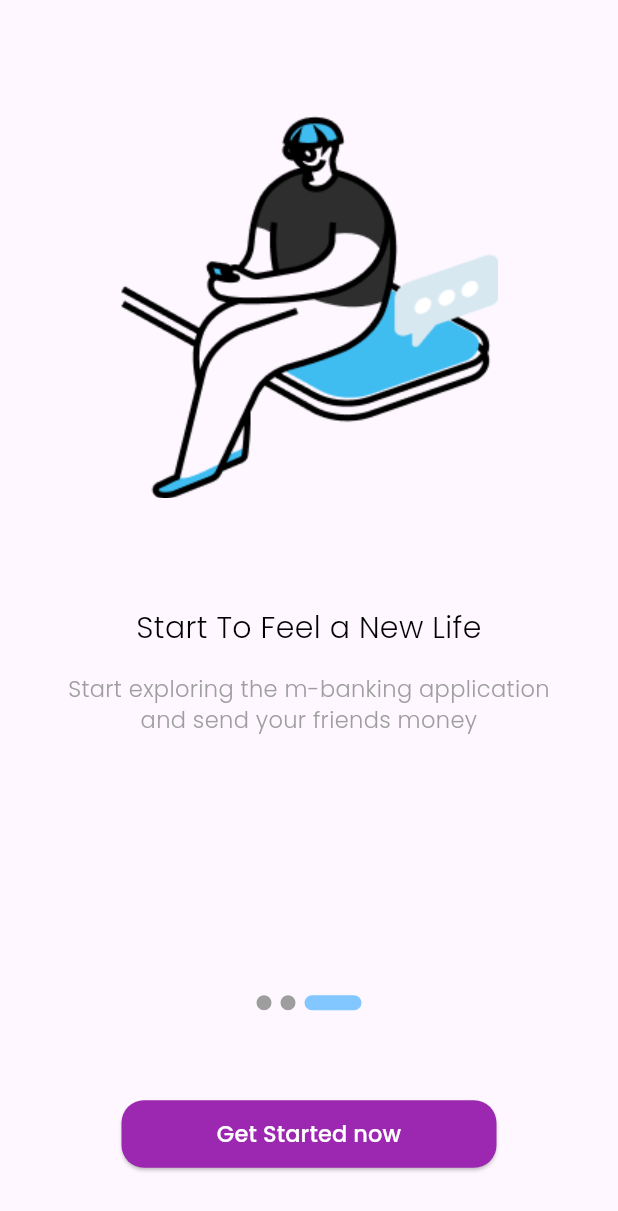
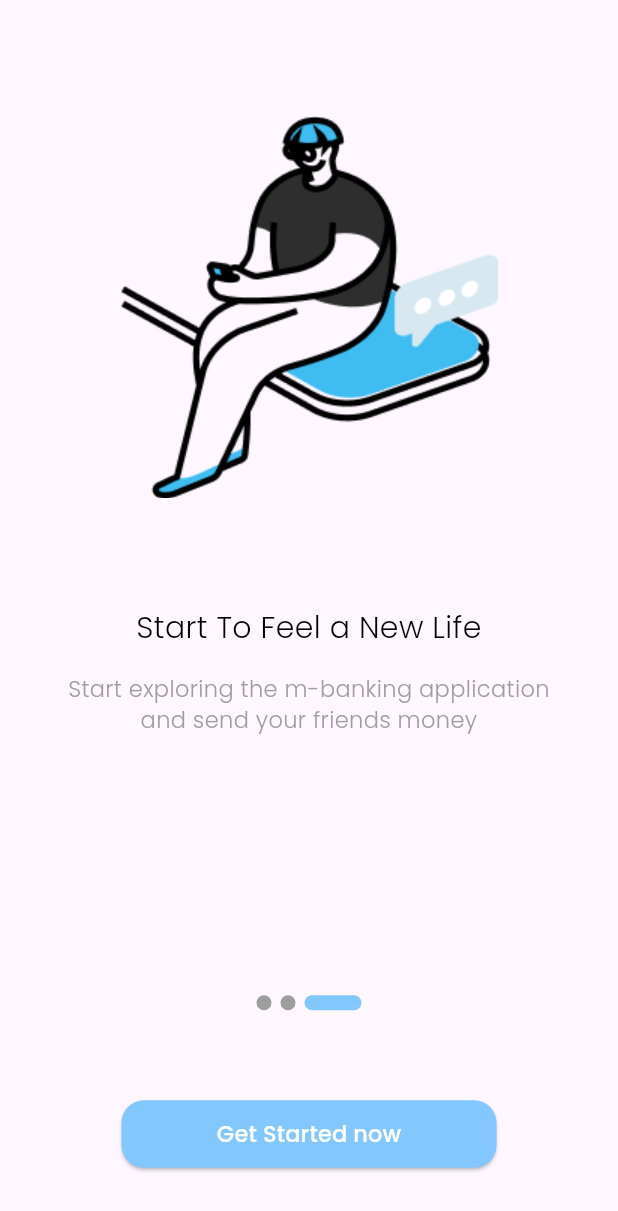
Before and after one commit to Royhan2123/Aplikasi-Mbanking, a Flutter app: the screen it shows after launch, after a tap on "Skip", on a phone screen of 412 x 824 dp. Shown: the top 1211 px of the screen. Run offline on Flutter 3.47's test engine with Material 3 defaults, Android fonts, the phone set to English and light mode, and no system bars; drawn by our look-alikes of smooth_page_indicator; our stand-ins replace animate_do, google_fonts, lottie.

Commit message:
add lottie

```diff
--- a/lib/models/carou_items_model.dart
+++ b/lib/models/carou_items_model.dart
@@ -12,17 +12,17 @@ class CarouItemsModel {
 
 List<CarouItemsModel> listOfItem = [
   CarouItemsModel(
-    img: "assets/onBoarding1.png",
+    img: "assets/images/onBoarding1.png",
     title: "To Build a Better Country",
     subTitle: "Our system is helping yo to\nachieve a better goal",
   ),
   CarouItemsModel(
-    img: "assets/onBoarding2.png",
+    img: "assets/images/onBoarding2.png",
     title: "To Build a Good Portfolio",
     subTitle: "We provide tips for you so that\nyou can adapt easier",
   ),
   CarouItemsModel(
-    img: "assets/onBoarding3.png",
+    img: "assets/images/onBoarding3.png",
     title: "Start To Feel a New Life",
     subTitle:
         "Start exploring the m-banking application\nand send your friends money",
--- a/lib/style/color/style_color.dart
+++ b/lib/style/color/style_color.dart
@@ -23,3 +23,4 @@ Color lightBlue = const Color.fromARGB(
   199,
   255,
 );
+Color primary = const Color.fromARGB(255, 124, 2, 158);
--- a/lib/ui/pages/splash_screen.dart
+++ b/lib/ui/pages/splash_screen.dart
@@ -15,7 +15,7 @@ class _SplashScreenState extends State<SplashScreen> {
   void initState() {
     super.initState();
     Timer(
-      const Duration(seconds: 5),
+      const Duration(milliseconds: 5500),
       () {
         Navigator.pushNamedAndRemoveUntil(
             context, "/onBoarding", (route) => false);
@@ -32,8 +32,8 @@ class _SplashScreenState extends State<SplashScreen> {
           children: [
             Lottie.asset(
               "assets/json/lottie.json",
-              width: 250,
-              height: 250,
+              width: 350,
+              height: 350,
             ),
           ],
         ),
--- a/lib/widget/components.dart
+++ b/lib/widget/components.dart
@@ -27,8 +27,7 @@ class _GetStartBtnState extends State<GetStartBtn> {
         ).then(
           (value) {
             isLoading = false;
-            Navigator.pushNamedAndRemoveUntil(
-                context, "/loginScreen", (route) => false);
+            Navigator.pushNamed(context, "/loginScreen");
           },
         );
       },
@@ -46,8 +45,8 @@ class _GetStartBtnState extends State<GetStartBtn> {
         child: ElevatedButton(
           style: ElevatedButton.styleFrom(
             animationDuration: const Duration(seconds: 5),
-            foregroundColor: Colors.blue,
-            backgroundColor: Colors.purple,
+            foregroundColor: primary,
+            backgroundColor: lightBlue,
             shape: RoundedRectangleBorder(
               borderRadius: BorderRadius.circular(15),
             ),
@@ -58,12 +57,12 @@ class _GetStartBtnState extends State<GetStartBtn> {
           },
           child: Center(
             child: isLoading
-                ?  Center(
+                ? const Center(
                     child: SizedBox(
                       width: 30,
                       height: 30,
                       child: CircularProgressIndicator(
-                        color: lightBlue,
+                        color: Color.fromARGB(255, 113, 205, 255),
                       ),
                     ),
                   )
@@ -97,8 +96,8 @@ class SkipBtn extends StatelessWidget {
       child: ElevatedButton(
         style: ElevatedButton.styleFrom(
           animationDuration: const Duration(seconds: 5),
-          foregroundColor: Colors.blue,
-          backgroundColor: Colors.purple,
+          foregroundColor: primary,
+          backgroundColor: lightBlue,
           shape: RoundedRectangleBorder(
             borderRadius: BorderRadius.circular(15),
           ),
--- a/pubspec.yaml
+++ b/pubspec.yaml
@@ -54,7 +54,8 @@ flutter:
 
   # To add assets to your application, add an assets section, like this:
   assets:
-    - assets/
+    - assets/images/
+    - assets/json/
   # An image asset can refer to one or more resolution-specific "variants", see
   # https://flutter.dev/assets-and-images/#resolution-aware
   # For details regarding adding assets from package dependencies, see
```
Also changed, not shown: assets/images/onBoarding1.png (renamed from assets/onBoarding1.png), assets/images/onBoarding2.png (renamed from assets/onBoarding2.png), assets/images/onBoarding3.png (renamed from assets/onBoarding3.png), assets/splash.jpg (deleted).
